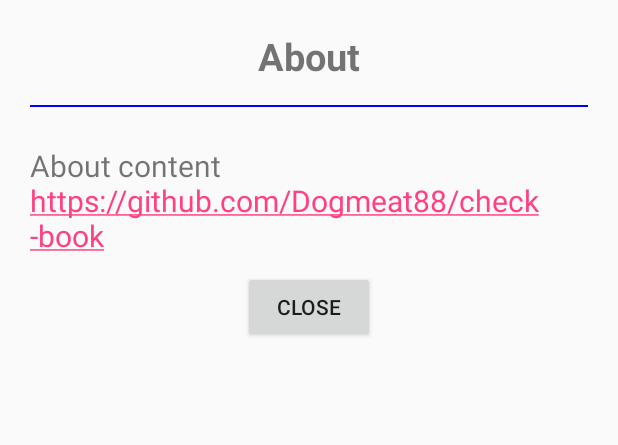
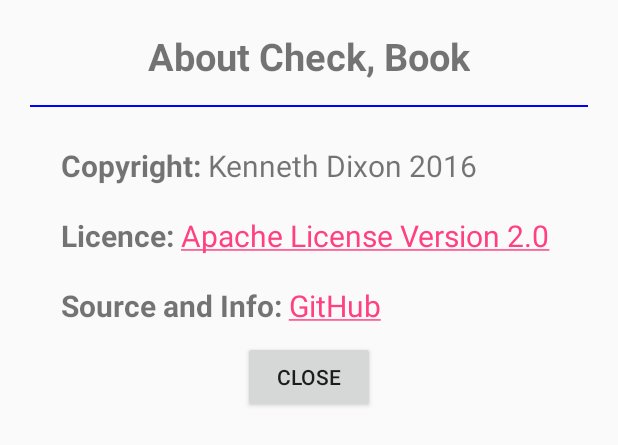
Before and after one commit to Dogmeat88/check-book, an Android app: the layout about_dialogue_fragment.xml on its own in the app's theme, with its tools: preview values and no code run, on a phone screen of 412 x 824 dp. Shown: the top 445 px of the screen. Run offline under Robolectric (Android 15) with nearby library versions, the phone set to English and light mode, and no system bars.

Commit message:
Additional "About" content

```diff
--- a/app/src/main/java/nz/net/pseudo/checkbook/AboutDialogueFragment.java
+++ b/app/src/main/java/nz/net/pseudo/checkbook/AboutDialogueFragment.java
@@ -4,7 +4,10 @@ import android.content.Context;
 import android.os.Bundle;
 import android.support.v4.app.DialogFragment;
 import android.text.Editable;
+import android.text.Html;
 import android.text.TextWatcher;
+import android.text.method.LinkMovementMethod;
+import android.text.util.Linkify;
 import android.view.LayoutInflater;
 import android.view.View;
 import android.view.ViewGroup;
@@ -26,6 +29,8 @@ public class AboutDialogueFragment extends DialogFragment{
         View view = inflater.inflate(R.layout.about_dialogue_fragment, container, false);
         mBinding = AboutDialogueFragmentBinding.bind(view);
 
+        mBinding.aboutContentTextview.setMovementMethod(LinkMovementMethod.getInstance());
+
         mBinding.aboutDoneButton.setOnClickListener(new View.OnClickListener() {
             @Override
             public void onClick(View v) {
--- a/app/src/main/res/layout/about_dialogue_fragment.xml
+++ b/app/src/main/res/layout/about_dialogue_fragment.xml
@@ -21,6 +21,7 @@
             <View style="@style/horizontal_line" />
 
             <TextView
+                android:id="@+id/about_content_textview"
                 style="@style/text_content"
                 android:text="@string/about_content"
                 android:layout_marginTop="10dp"
--- a/app/src/main/res/layout/activity_main.xml
+++ b/app/src/main/res/layout/activity_main.xml
@@ -32,7 +32,7 @@
 
                 <TextView
                     android:id="@+id/beacon_override_text"
-                    style="@style/text_content"
+                    style="@style/text_content_link"
                     android:layout_width="0dp"
                     android:layout_weight="0.25"
                     android:visibility="invisible"
--- a/app/src/main/res/values/strings.xml
+++ b/app/src/main/res/values/strings.xml
@@ -53,8 +53,8 @@
     <string name="settings_beacon_toggle">Enable/Disable Beacon Feature</string>
     <string name="settings_beacon_override_duration">Set the Beacon override duration in Seconds</string>
 
-    <string name="about_title">About</string>
-    <string name="about_content">About content \nhttps://github.com/Dogmeat88/check-book </string>
+    <string name="about_title">About Check, Book</string>
+    <string name="about_content"><b>Copyright:</b> Kenneth Dixon 2016\n\n<b>Licence:</b> <a href="http://www.apache.org/licenses/LICENSE-2.0.html">Apache License Version 2.0</a>  \n\n<b>Source and Info:</b> <a href="https://github.com/Dogmeat88/check-book">GitHub</a></string>
 
     <string name="okay_btn">Okay</string>
     <string name="close_btn">Close</string>
--- a/app/src/main/res/values/styles.xml
+++ b/app/src/main/res/values/styles.xml
@@ -31,10 +31,16 @@
         <item name="android:textSize">25sp</item>
         <item name="android:textStyle">bold</item>
     </style>
+
     <style name="text_content" parent="text">
+        <item name="android:textSize">20sp</item>
+    </style>
+
+    <style name="text_content_link" parent="text">
         <item name="android:textSize">20sp</item>
         <item name="android:autoLink">web</item>
     </style>
+
 
     <style name="horizontal_line">
         <item name="android:layout_width">fill_parent</item>
```
Also changed, not shown: app/src/main/res/layout/settings_dialogue_fragment.xml (+5 -5 lines).
